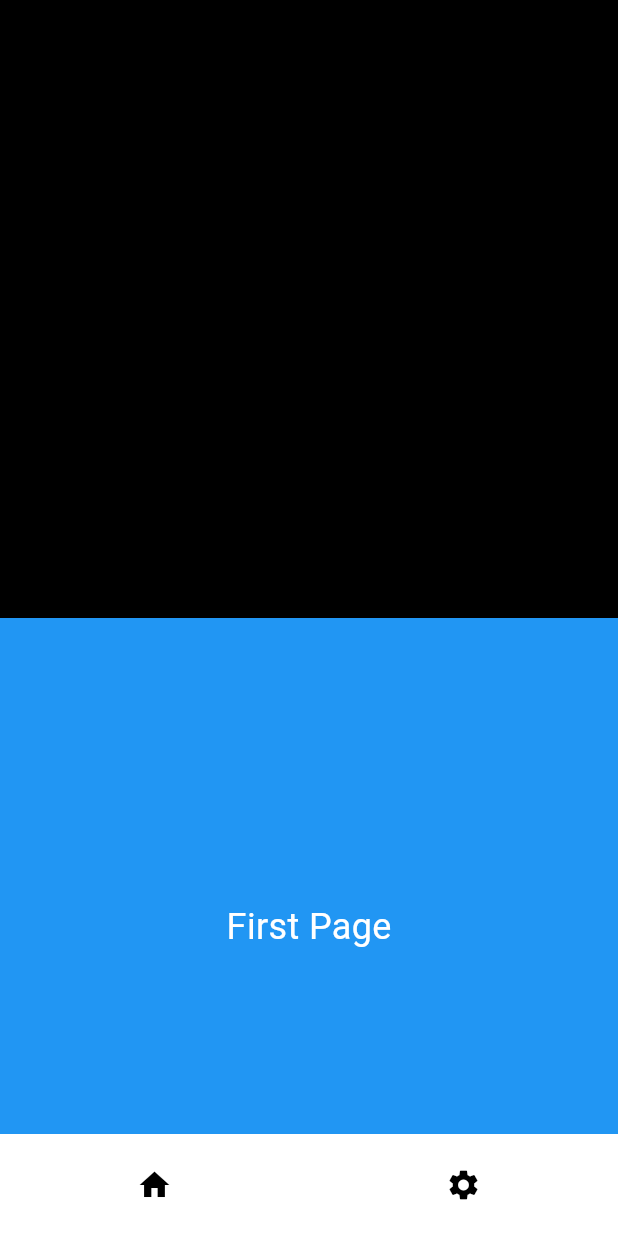
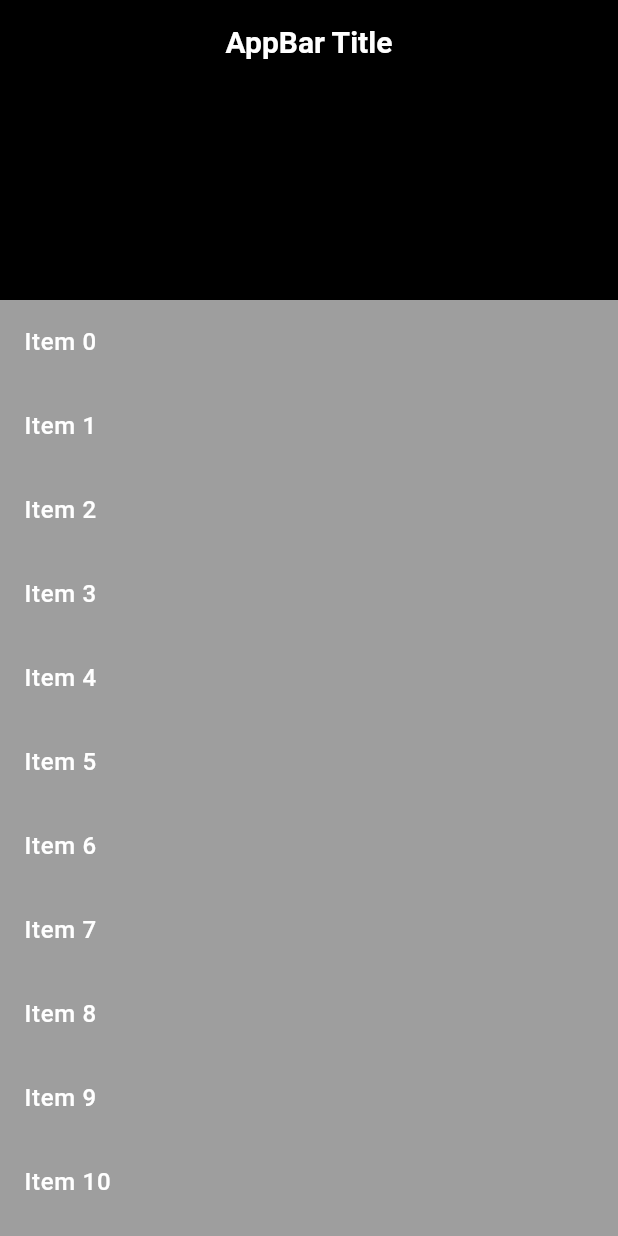
Before and after one commit to sanjay123-321/Habit, a Flutter app: the screen it shows after launch, on a phone screen of 412 x 824 dp. Run offline on Flutter 3.47's test engine with Material 3 defaults, Android fonts, the phone set to English and light mode, and no system bars; our stand-ins replace flutter_bloc.

Commit message:
UI: Changed the main screen app bar

```diff
--- a/lib/modules/home/home_screen.dart
+++ b/lib/modules/home/home_screen.dart
@@ -1,158 +1,47 @@
-import 'package:appbar_animated/appbar_animated.dart';
 import 'package:flutter/material.dart';
-import 'package:habit/core/router_name.dart';
 import 'package:habit/utils/constants.dart';
-import 'package:ionicons/ionicons.dart';
+import 'package:habit/utils/k_images.dart';
 
-class HomeScreen extends StatefulWidget {
-  @override
-  _HomeScreenState createState() => _HomeScreenState();
-}
-
-class _HomeScreenState extends State<HomeScreen> {
-  int _currentPageIndex = 0;
-
-  final List<Widget> _pages = [
-    // First Page
-    Container(
-      color: Colors.blue,
-      child: Center(
-        child: Text(
-          'First Page',
-          style: TextStyle(fontSize: 24, color: Colors.white),
-        ),
-      ),
-    ),
-    // Second Page
-    Container(
-      color: Colors.green,
-      child: Center(
-        child: Text(
-          'Second Page',
-          style: TextStyle(fontSize: 24, color: Colors.white),
-        ),
-      ),
-    ),
-  ];
-
+class HomeScreen extends StatelessWidget {
   @override
   Widget build(BuildContext context) {
     return Scaffold(
-      body: ScaffoldLayoutBuilder(
-        backgroundColorAppBar:
-            const ColorBuilder(Colors.transparent, blackColor),
-        textColorAppBar: const ColorBuilder(Colors.white),
-        appBarBuilder: _appBar,
-        child: Stack(
-          children: [
-            Column(
-              children: [
-                Expanded(
-                  child: Center(
-                    child: Text(
-                      'Welcome to My App',
-                      style: TextStyle(fontSize: 24),
-                    ),
+      backgroundColor: Colors.grey,
+      body: CustomScrollView(
+        slivers: <Widget>[
+          SliverAppBar(
+            title: Text('AppBar Title'),
+            expandedHeight: 200.0,
+            flexibleSpace: LayoutBuilder(
+              builder: (BuildContext context, BoxConstraints constraints) {
+                return FlexibleSpaceBar(
+                  title: AnimatedOpacity(
+                    opacity:
+                        constraints.biggest.height > kToolbarHeight ? 1.0 : 0.0,
+                    duration: Duration(milliseconds: 300),
+                    child: Text('Scroll down to see the animation'),
                   ),
-                ),
-                Expanded(
-                  child: PageView(
-                    controller: PageController(initialPage: _currentPageIndex),
-                    onPageChanged: (index) {
-                      setState(() {
-                        _currentPageIndex = index;
-                      });
-                    },
-                    children: _pages,
+                );
+              },
+            ),
+            pinned: true,
+            floating: false,
+          ),
+          SliverList(
+            delegate: SliverChildBuilderDelegate(
+              (BuildContext context, int index) {
+                return ListTile(
+                  title: Text(
+                    'Item $index',
+                    style: TextStyle(color: whiteColor),
                   ),
-                ),
-              ],
+                );
+              },
+              childCount: 50,
             ),
-            Positioned(
-              left: 0,
-              right: 0,
-              bottom: 0,
-              child: Container(
-                width: 50,
-                color: Colors.white,
-                padding: EdgeInsets.symmetric(vertical: 10),
-                child: Row(
-                  mainAxisAlignment: MainAxisAlignment.spaceAround,
-                  children: <Widget>[
-                    IconButton(
-                      icon: Icon(Icons.home),
-                      onPressed: () {
-                        setState(() {
-                          _currentPageIndex = 0;
-                        });
-                      },
-                    ),
-                    IconButton(
-                      icon: Icon(Icons.settings),
-                      onPressed: () {
-                        setState(() {
-                          _currentPageIndex = 1;
-                        });
-                      },
-                    ),
-                  ],
-                ),
-              ),
-            ),
-          ],
-        ),
+          ),
+        ],
       ),
     );
   }
 }
-
-AppBar _appBar(BuildContext context, ColorAnimated colorAnimated) {
-  return AppBar(
-    backgroundColor: colorAnimated.background,
-    elevation: 0,
-    title: Text(
-      "Habit",
-      style: TextStyle(
-        color: colorAnimated.color,
-      ),
-    ),
-    leading: IconButton(
-      color: colorAnimated.color,
-      onPressed: () {},
-      icon: Icon(Ionicons.grid_outline),
-    ),
-    actions: [
-      IconButton(
-        onPressed: () {},
-        icon: Icon(
-          Icons.favorite,
-          color: colorAnimated.color,
-        ),
-      ),
-    ],
-  );
-}
-
-
-// AppBar(
-//           title: Text(''),
-//           leading: IconButton(
-//             icon: const Icon(Ionicons.grid_outline),
-//             onPressed: () {
-//               Navigator.pushNamed(context, RouteNames.menuScreen);
-//             },
-//           ),
-//           actions: [
-//             IconButton(
-//               onPressed: () {},
-//               icon: Icon(Ionicons.add),
-//             ),
-//             IconButton(
-//               icon: Icon(
-//                 Ionicons.stats_chart,
-//                 size: 25,
-//               ),
-//               onPressed: () {},
-//             ),
-//           ], required Color backgroundColor,
-//         ),
--- a/lib/modules/splash_screen.dart/splash_screen.dart
+++ b/lib/modules/splash_screen.dart/splash_screen.dart
@@ -16,7 +16,6 @@ class _SplashScreenState extends State<SplashScreen> {
     super.initState();
     Timer(Duration(seconds: 3), () {
       Navigator.pushReplacementNamed(context, RouteNames.homeScreen);
-      // Replace YourNextScreen() with the screen you want to navigate to after splash screen.
     });
   }
 
@@ -36,7 +35,7 @@ class _SplashScreenState extends State<SplashScreen> {
             SizedBox(height: 20),
             CircularProgressIndicator(
               color: Colors.green,
-            ), // Optional: Loading indicator
+            ),
           ],
         ),
       ),
--- a/lib/utils/my_theme.dart
+++ b/lib/utils/my_theme.dart
@@ -24,13 +24,20 @@ class MyTheme {
           iconTheme: IconThemeData(color: whiteColor),
           elevation: 0,
         ),
-        textTheme: TextTheme(
-          caption: TextStyle(fontSize: 12, height: 1.83),
-          bodyText1: TextStyle(
-              fontSize: 16, fontWeight: FontWeight.w500, height: 1.375),
-          bodyText2: TextStyle(fontSize: 14, height: 1.5714),
-          button:
-              TextStyle(fontSize: 16, height: 2, fontWeight: FontWeight.w600),
+        textTheme: const TextTheme(
+          bodySmall: TextStyle(fontSize: 12, height: 1.83, color: whiteColor),
+          bodyLarge: TextStyle(
+              fontSize: 16,
+              fontWeight: FontWeight.w500,
+              height: 1.375,
+              color: whiteColor),
+          bodyMedium:
+              TextStyle(fontSize: 14, height: 1.5714, color: whiteColor),
+          labelLarge: TextStyle(
+              fontSize: 16,
+              height: 2,
+              fontWeight: FontWeight.w600,
+              color: whiteColor),
           // titleLarge: const TextStyle(
           //     fontSize: 16, height: 2, fontWeight: FontWeight.w600),
         ),
```
